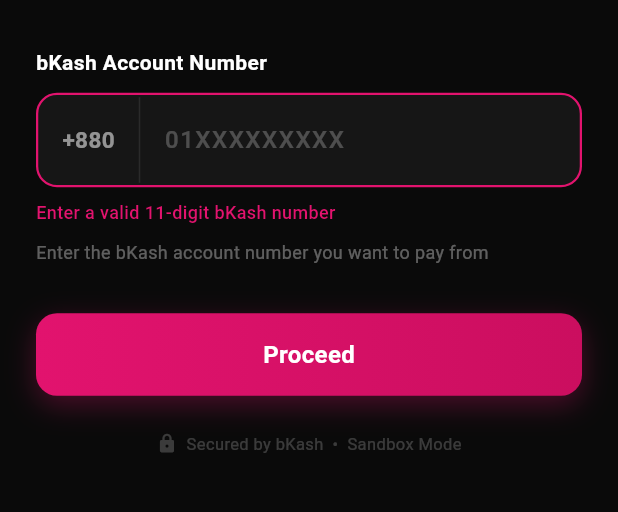
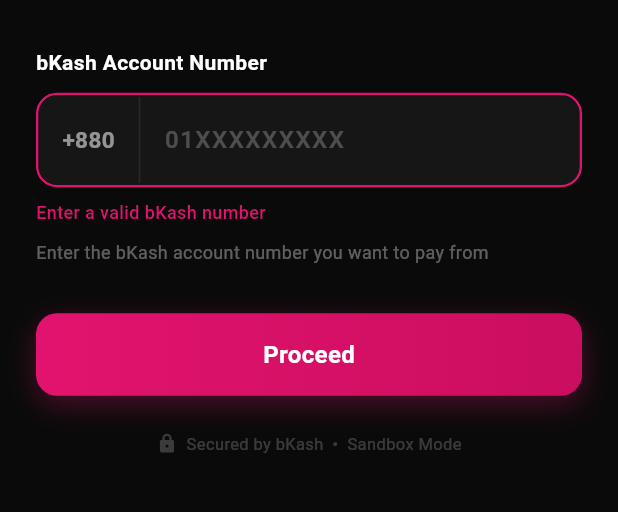
Before and after one commit to Brownspite/trekking_social, a Flutter app: the BkashPaymentScreen screen opened directly with empty values, after a tap on "Proceed", on a phone screen of 412 x 824 dp, the part 571-1083 px from its top. Run offline on Flutter 3.47's test engine with Material 3 defaults, Android fonts, the light colour scheme and no system bars; our stand-ins replace cloud_firestore, firebase_auth, firebase_core, google_sign_in; accounts and stored records are empty.

Commit message:
feat: improve bKash phone number validation

```diff
--- a/lib/screens/bkash_payment_screen.dart
+++ b/lib/screens/bkash_payment_screen.dart
@@ -75,8 +75,11 @@
 
   void _proceedToPin() {
     final phone = _phoneController.text.trim();
-    if (phone.length < 11) {
-      setState(() => _errorMessage = 'Enter a valid 11-digit bKash number');
+    bool isValid = (phone.startsWith('01') && phone.length == 11) ||
+                   (phone.startsWith('1') && phone.length == 10);
+
+    if (!isValid) {
+      setState(() => _errorMessage = 'Enter a valid bKash number');
       return;
     }
     setState(() {
```
